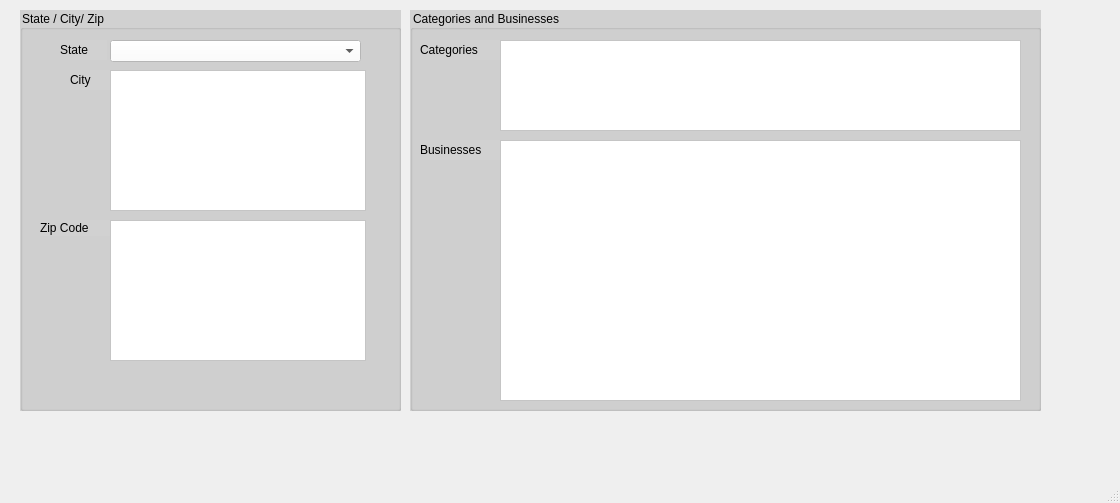
Old version of the form ProjectUI.ui in the repository Quickbick/YelpDatasetChallenge.
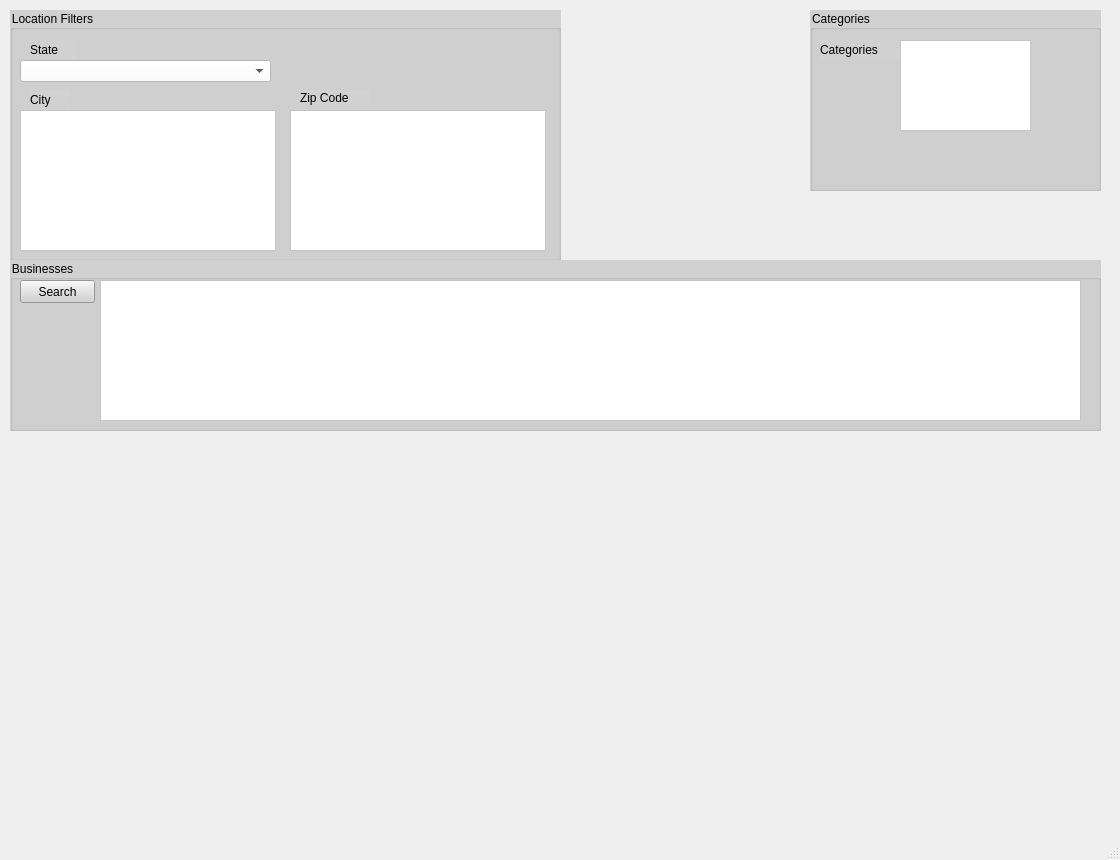
New version of the form.

Diff of the .ui file:
```diff
--- a/ProjectUI.ui
+++ b/ProjectUI.ui
@@ -7,7 +7,7 @@
     <x>0</x>
     <y>0</y>
     <width>1120</width>
-    <height>503</height>
+    <height>860</height>
    </rect>
   </property>
   <property name="windowTitle">
@@ -17,10 +17,10 @@
    <widget class="QGroupBox" name="businessGroup_2">
     <property name="geometry">
      <rect>
-      <x>410</x>
+      <x>810</x>
       <y>10</y>
-      <width>631</width>
-      <height>401</height>
+      <width>291</width>
+      <height>181</height>
      </rect>
     </property>
     <property name="styleSheet">
@@ -28,28 +28,8 @@
 background-color: rgb(209, 209, 209);</string>
     </property>
     <property name="title">
-     <string>Categories and Businesses</string>
+     <string>Categories</string>
     </property>
-    <widget class="QTableWidget" name="businessTable_2">
-     <property name="geometry">
-      <rect>
-       <x>90</x>
-       <y>130</y>
-       <width>521</width>
-       <height>261</height>
-      </rect>
-     </property>
-     <property name="styleSheet">
-      <string notr="true">background-color: rgb(255, 255, 255);
-font: 10pt &quot;Lucida Sans&quot;;</string>
-     </property>
-     <attribute name="horizontalHeaderStretchLastSection">
-      <bool>true</bool>
-     </attribute>
-     <attribute name="verticalHeaderVisible">
-      <bool>false</bool>
-     </attribute>
-    </widget>
     <widget class="QLabel" name="label_6">
      <property name="geometry">
       <rect>
@@ -63,25 +43,12 @@
       <string>Categories</string>
      </property>
     </widget>
-    <widget class="QLabel" name="label_7">
-     <property name="geometry">
-      <rect>
-       <x>10</x>
-       <y>130</y>
-       <width>80</width>
-       <height>20</height>
-      </rect>
-     </property>
-     <property name="text">
-      <string>Businesses</string>
-     </property>
-    </widget>
     <widget class="QListWidget" name="categoryList">
      <property name="geometry">
       <rect>
        <x>90</x>
        <y>30</y>
-       <width>521</width>
+       <width>131</width>
        <height>91</height>
       </rect>
      </property>
@@ -94,10 +61,10 @@
    <widget class="QGroupBox" name="groupBox_2">
     <property name="geometry">
      <rect>
-      <x>20</x>
+      <x>10</x>
       <y>10</y>
-      <width>381</width>
-      <height>401</height>
+      <width>551</width>
+      <height>251</height>
      </rect>
     </property>
     <property name="styleSheet">
@@ -105,13 +72,13 @@
 background-color: rgb(209, 209, 209);</string>
     </property>
     <property name="title">
-     <string>State / City/ Zip</string>
+     <string>Location Filters</string>
     </property>
     <widget class="QComboBox" name="stateList_2">
      <property name="geometry">
       <rect>
-       <x>90</x>
-       <y>30</y>
+       <x>10</x>
+       <y>50</y>
        <width>251</width>
        <height>22</height>
       </rect>
@@ -124,7 +91,7 @@
     <widget class="QLabel" name="label_3">
      <property name="geometry">
       <rect>
-       <x>40</x>
+       <x>20</x>
        <y>30</y>
        <width>47</width>
        <height>20</height>
@@ -137,8 +104,8 @@
     <widget class="QLabel" name="label_4">
      <property name="geometry">
       <rect>
-       <x>50</x>
-       <y>60</y>
+       <x>20</x>
+       <y>80</y>
        <width>40</width>
        <height>20</height>
       </rect>
@@ -150,8 +117,8 @@
     <widget class="QListWidget" name="cityList_2">
      <property name="geometry">
       <rect>
-       <x>90</x>
-       <y>60</y>
+       <x>10</x>
+       <y>100</y>
        <width>256</width>
        <height>141</height>
       </rect>
@@ -164,8 +131,8 @@
     <widget class="QListWidget" name="zipList">
      <property name="geometry">
       <rect>
-       <x>90</x>
-       <y>210</y>
+       <x>280</x>
+       <y>100</y>
        <width>256</width>
        <height>141</height>
       </rect>
@@ -178,8 +145,8 @@
     <widget class="QLabel" name="label_5">
      <property name="geometry">
       <rect>
-       <x>20</x>
-       <y>210</y>
+       <x>290</x>
+       <y>80</y>
        <width>70</width>
        <height>16</height>
       </rect>
@@ -189,6 +156,56 @@
      </property>
     </widget>
    </widget>
+   <widget class="QGroupBox" name="businessGroup_3">
+    <property name="geometry">
+     <rect>
+      <x>10</x>
+      <y>260</y>
+      <width>1091</width>
+      <height>171</height>
+     </rect>
+    </property>
+    <property name="styleSheet">
+     <string notr="true">font: 11pt &quot;Lucida Sans&quot;;
+background-color: rgb(209, 209, 209);</string>
+    </property>
+    <property name="title">
+     <string>Businesses</string>
+    </property>
+    <widget class="QTableWidget" name="businessTable">
+     <property name="geometry">
+      <rect>
+       <x>90</x>
+       <y>20</y>
+       <width>981</width>
+       <height>141</height>
+      </rect>
+     </property>
+     <property name="styleSheet">
+      <string notr="true">background-color: rgb(255, 255, 255);
+font: 10pt &quot;Lucida Sans&quot;;</string>
+     </property>
+     <attribute name="horizontalHeaderStretchLastSection">
+      <bool>true</bool>
+     </attribute>
+     <attribute name="verticalHeaderVisible">
+      <bool>false</bool>
+     </attribute>
+    </widget>
+    <widget class="QPushButton" name="searchButton">
+     <property name="geometry">
+      <rect>
+       <x>10</x>
+       <y>20</y>
+       <width>75</width>
+       <height>23</height>
+      </rect>
+     </property>
+     <property name="text">
+      <string>Search</string>
+     </property>
+    </widget>
+   </widget>
   </widget>
   <widget class="QMenuBar" name="menubar">
    <property name="geometry">
```
Left out of the diff: 4 changed lines with no effect on the pictures.
